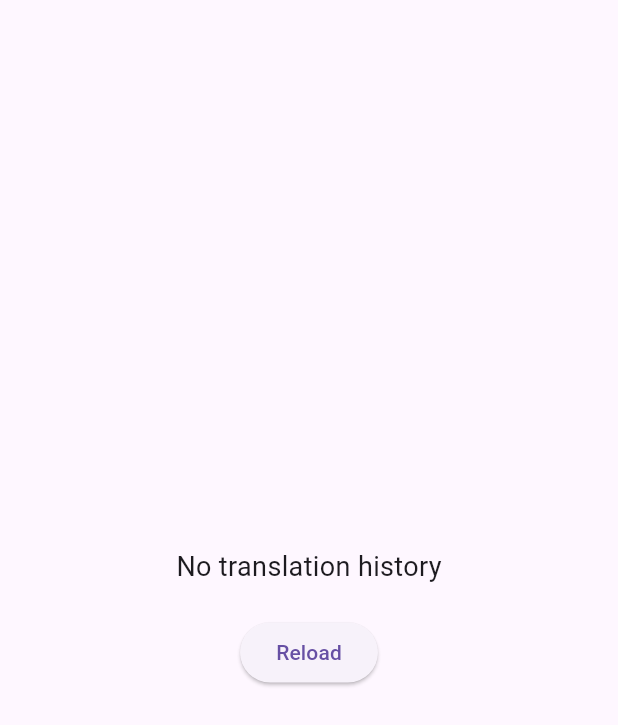
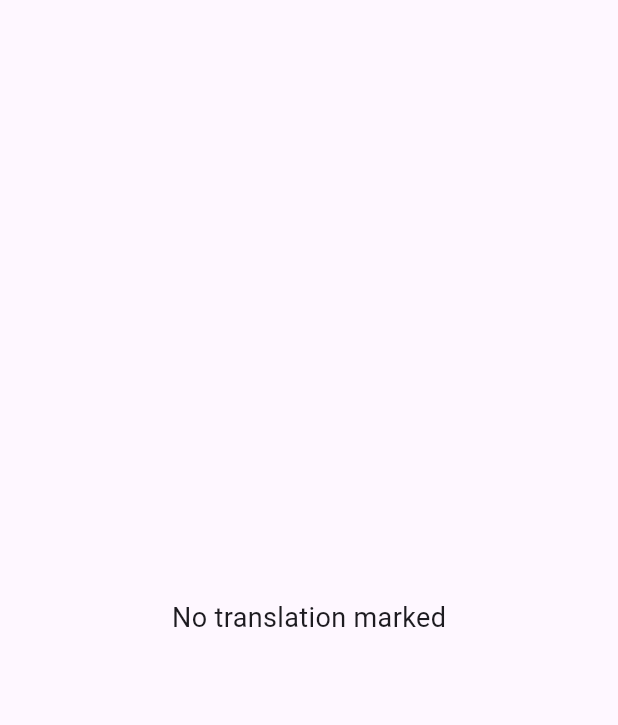
Before and after one commit to dirtylesc/TranslationApp, a Flutter app: the FavoritePage screen opened directly, on a phone screen of 412 x 824 dp. Shown: the top 725 px of the screen. Run offline on Flutter 3.47's test engine with Material 3 defaults, Android fonts, the phone set to English and light mode, and no system bars; our stand-ins replace flutter_tts, speech_to_text, sqflite_common_ffi; missing offline and left inert: translator; accounts and stored records are empty.

```diff
--- a/lib/favorite.dart
+++ b/lib/favorite.dart
@@ -39,18 +39,13 @@ class _FavoritePageState extends State<FavoritePage> {
   Widget build(BuildContext context) {
     return Scaffold(
         body: translations.isEmpty
-            ? Center(
+            ? const Center(
                 child: Column(
                   mainAxisAlignment: MainAxisAlignment.center,
                   children: [
-                    const Text(
-                      'No translation history',
+                    Text(
+                      'No translation marked',
                       style: TextStyle(fontSize: 18),
-                    ),
-                    const SizedBox(height: 20),
-                    ElevatedButton(
-                      onPressed: _loadTranslations,
-                      child: const Text('Reload'),
                     ),
                   ],
                 ),
```
Also changed, not shown: lib/database.dart (+13 -3 lines), lib/history.dart (+2 -9 lines).
